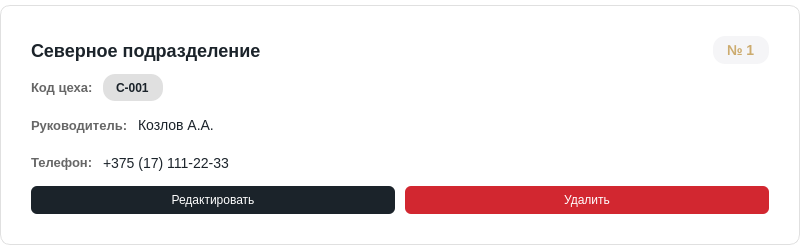
This is ui/settings/divisions/division_card.ui in lerakaplich/TaskPlanner2 as Qt 5 draws it before an edit. The edited form follows.
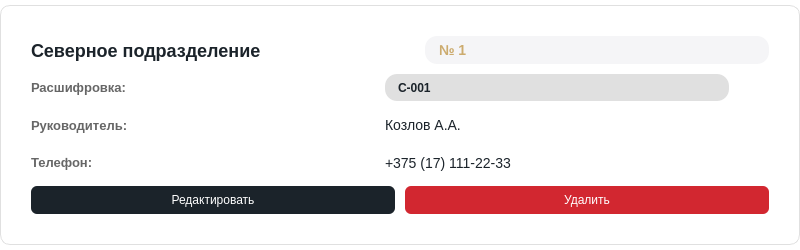
This is the edited form.

```diff
--- a/ui/settings/divisions/division_card.ui
+++ b/ui/settings/divisions/division_card.ui
@@ -85,9 +85,6 @@
      </item>
      <item>
       <spacer name="horizontalSpacer">
-       <property name="orientation">
-        <enum>Qt::Orientation::Horizontal</enum>
-       </property>
        <property name="sizeHint" stdset="0">
         <size>
          <width>40</width>
@@ -110,7 +107,7 @@
      <item>
       <widget class="QLabel" name="codeSectionLabel">
        <property name="text">
-        <string>Код цеха:</string>
+        <string>Расшифровка:</string>
        </property>
       </widget>
      </item>
@@ -123,9 +120,6 @@
      </item>
      <item>
       <spacer name="horizontalSpacer_2">
-       <property name="orientation">
-        <enum>Qt::Orientation::Horizontal</enum>
-       </property>
        <property name="sizeHint" stdset="0">
         <size>
          <width>40</width>
@@ -154,9 +148,6 @@
      </item>
      <item>
       <spacer name="horizontalSpacer_3">
-       <property name="orientation">
-        <enum>Qt::Orientation::Horizontal</enum>
-       </property>
        <property name="sizeHint" stdset="0">
         <size>
          <width>40</width>
@@ -185,9 +176,6 @@
      </item>
      <item>
       <spacer name="horizontalSpacer_4">
-       <property name="orientation">
-        <enum>Qt::Orientation::Horizontal</enum>
-       </property>
        <property name="sizeHint" stdset="0">
         <size>
          <width>40</width>
```
